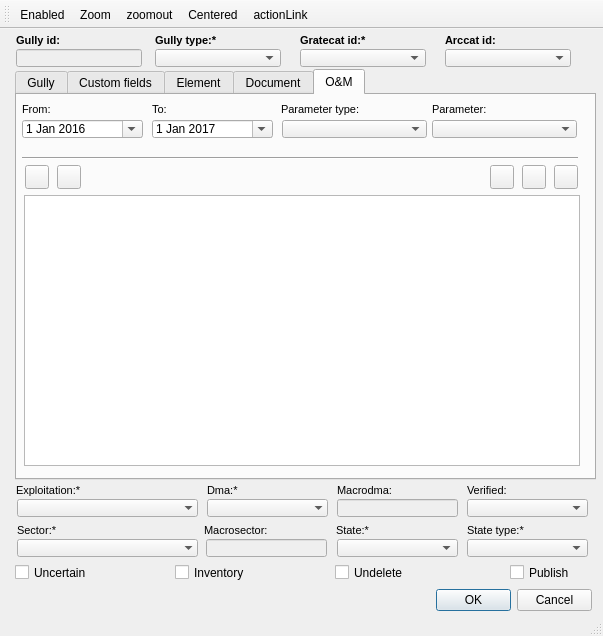
This is init_ui/ud_man_gully.ui in Giswater/giswater_qgis_plugin as Qt 5 draws it before an edit. The edited form follows.
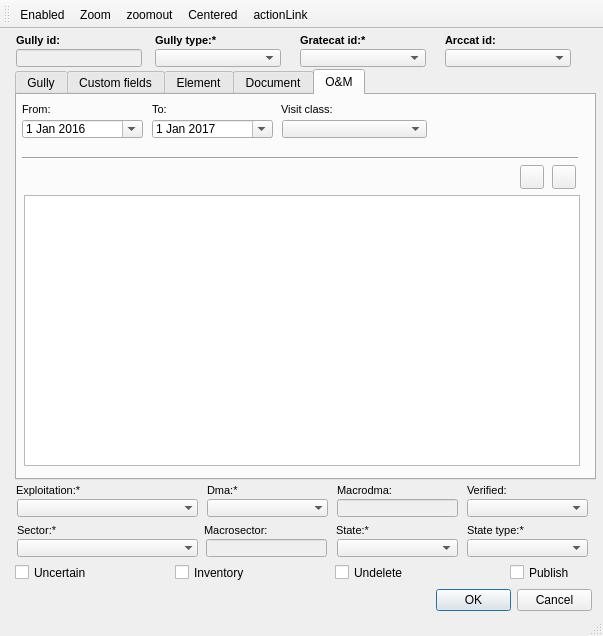
This is the edited form. The open tabs and pages were chosen to show the change. Icons and pictures are not drawn. Custom widgets are drawn as their Qt base class.

Commit message: WIP: refactor tab OM on gully custom form

Diff of the .ui file:
```diff
--- a/init_ui/ud_man_gully.ui
+++ b/init_ui/ud_man_gully.ui
@@ -2656,39 +2656,6 @@
        <bool>true</bool>
       </property>
      </widget>
-     <widget class="QLabel" name="label_event_parameter">
-      <property name="geometry">
-       <rect>
-        <x>415</x>
-        <y>3</y>
-        <width>91</width>
-        <height>22</height>
-       </rect>
-      </property>
-      <property name="font">
-       <font>
-        <pointsize>8</pointsize>
-       </font>
-      </property>
-      <property name="frameShape">
-       <enum>QFrame::NoFrame</enum>
-      </property>
-      <property name="frameShadow">
-       <enum>QFrame::Raised</enum>
-      </property>
-      <property name="text">
-       <string>Parameter:</string>
-      </property>
-      <property name="textFormat">
-       <enum>Qt::AutoText</enum>
-      </property>
-      <property name="scaledContents">
-       <bool>false</bool>
-      </property>
-      <property name="margin">
-       <number>3</number>
-      </property>
-     </widget>
      <widget class="QDateEdit" name="date_event_from">
       <property name="geometry">
        <rect>
@@ -2795,7 +2762,7 @@
        <enum>QFrame::Raised</enum>
       </property>
       <property name="text">
-       <string>Parameter type:</string>
+       <string>Visit class:</string>
       </property>
       <property name="textFormat">
        <enum>Qt::AutoText</enum>
@@ -2850,20 +2817,10 @@
        </rect>
       </property>
      </widget>
-     <widget class="QComboBox" name="event_id">
-      <property name="geometry">
-       <rect>
-        <x>415</x>
-        <y>25</y>
-        <width>145</width>
-        <height>18</height>
-       </rect>
-      </property>
-     </widget>
      <widget class="QPushButton" name="btn_open_gallery">
       <property name="geometry">
        <rect>
-        <x>473</x>
+        <x>503</x>
         <y>70</y>
         <width>24</width>
         <height>24</height>
@@ -2886,88 +2843,10 @@
        </size>
       </property>
      </widget>
-     <widget class="QPushButton" name="btn_open_visit">
-      <property name="geometry">
-       <rect>
-        <x>8</x>
-        <y>70</y>
-        <width>24</width>
-        <height>24</height>
-       </rect>
-      </property>
-      <property name="toolTip">
-       <string>Visit manager</string>
-      </property>
-      <property name="text">
-       <string/>
-      </property>
-      <property name="icon">
-       <iconset>
-        <normaloff>../icons/65b.png</normaloff>../icons/65b.png</iconset>
-      </property>
-      <property name="iconSize">
-       <size>
-        <width>22</width>
-        <height>22</height>
-       </size>
-      </property>
-     </widget>
-     <widget class="QPushButton" name="btn_new_visit">
-      <property name="geometry">
-       <rect>
-        <x>40</x>
-        <y>70</y>
-        <width>24</width>
-        <height>24</height>
-       </rect>
-      </property>
-      <property name="toolTip">
-       <string>Add visit</string>
-      </property>
-      <property name="text">
-       <string/>
-      </property>
-      <property name="icon">
-       <iconset>
-        <normaloff>../icons/64b.png</normaloff>../icons/64b.png</iconset>
-      </property>
-      <property name="iconSize">
-       <size>
-        <width>22</width>
-        <height>22</height>
-       </size>
-      </property>
-     </widget>
-     <widget class="QPushButton" name="btn_open_visit_event">
-      <property name="geometry">
-       <rect>
-        <x>537</x>
-        <y>70</y>
-        <width>24</width>
-        <height>24</height>
-       </rect>
-      </property>
-      <property name="toolTip">
-       <string>&lt;html&gt;&lt;head/&gt;&lt;body&gt;&lt;p&gt;Event data&lt;/p&gt;&lt;/body&gt;&lt;/html&gt;</string>
-      </property>
-      <property name="text">
-       <string/>
-      </property>
-      <property name="icon">
-       <iconset>
-        <normaloff>../icons/134b.png</normaloff>../icons/134b.png</iconset>
-      </property>
-      <property name="iconSize">
-       <size>
-        <width>22</width>
-        <height>22</height>
-       </size>
-      </property>
-     </widget>
      <widget class="QPushButton" name="btn_open_visit_doc">
       <property name="geometry">
        <rect>
-        <x>505</x>
+        <x>535</x>
         <y>70</y>
         <width>24</width>
         <height>24</height>
```
Left out of the diff: 20 changed lines with no effect on the pictures. The commit also changes 2 other files.
